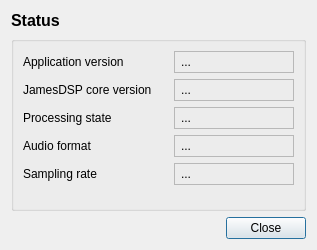
Audio4Linux/JDSP4Linux, file src/interface/fragment/StatusFragment.ui: the form before one commit.
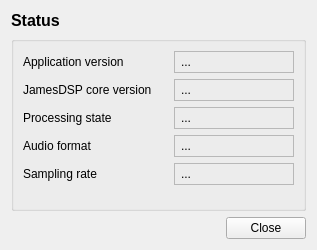
The form after the commit.

```diff
--- a/src/interface/fragment/StatusFragment.ui
+++ b/src/interface/fragment/StatusFragment.ui
@@ -1,7 +1,7 @@
 <?xml version="1.0" encoding="UTF-8"?>
 <ui version="4.0">
  <class>StatusDialog</class>
- <widget class="QDialog" name="StatusDialog">
+ <widget class="QWidget" name="StatusDialog">
   <property name="geometry">
    <rect>
     <x>0</x>
```
